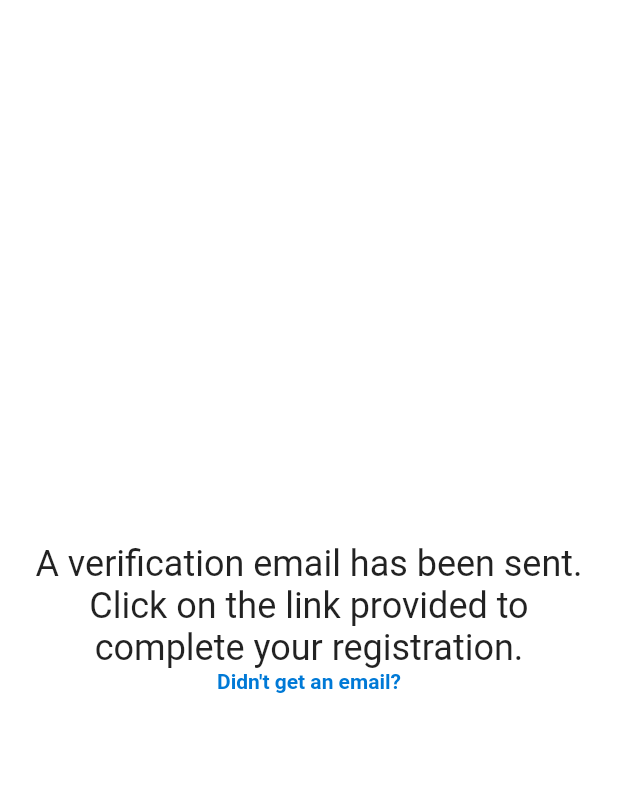
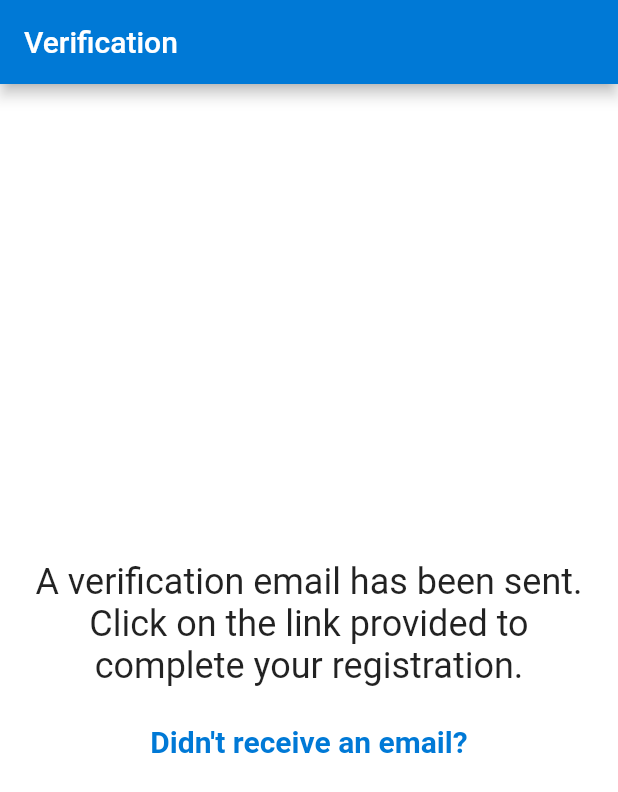
Before and after one commit to Matthew-Cacchione/connect, a Flutter app: the Verification screen opened by its route, on a phone screen of 412 x 824 dp. Shown: the top 792 px of the screen. Run offline on Flutter 3.47's test engine with Material 2 defaults, Android fonts, the phone set to English and light mode, and no system bars; our stand-ins replace cloud_firestore, firebase_auth, firebase_core; accounts and stored records are empty.

Commit message:
Updated verification - added resend verification functionality - added verification check on login and app open

```diff
--- a/lib/constants.dart
+++ b/lib/constants.dart
@@ -5,6 +5,7 @@ const colorPrimary = Color(0xff0079d6);
 const colorSecondary = Color(0xffffffff);
 
 // Strings
+const appName = 'Connect';
 const emailHint = 'University Email';
 const emptyError = 'Required';
 const emailNotValid = 'Please enter a valid email';
@@ -27,5 +28,8 @@ const emailInUseError = 'An account with that email already exists.';
 const profileTitle = 'Profile';
 const homeTitle = 'Home';
 const chatTitle = 'Chat';
-const verificationTitle = 'A verification email has been sent. Click on the link provided to complete your registration.';
-const verificationNotSent = 'Didn\'t get an email?';
+const verificationTitle = 'Verification';
+const verificationMessage = 'A verification email has been sent. Click on the link provided to complete your registration.';
+const verificationNotSent = 'Didn\'t receive an email?';
+const frequentRequestError = 'You are doing that too much.';
+const resendVerification = 'Another email has been sent, please check your spam folder.';
--- a/lib/screens/account_creation/verification.dart
+++ b/lib/screens/account_creation/verification.dart
@@ -13,20 +13,20 @@ class Verification extends StatefulWidget {
 }
 
 class _VerificationState extends State<Verification> {
-  bool isEmailVerified = false;
   Timer? timer;
-  User? currentUser;
 
   @override
   void initState() {
     super.initState();
-    currentUser = FirebaseAuth.instance.currentUser;
     timer = Timer.periodic(
       const Duration(
         seconds: 3,
       ),
       (timer) {
-        checkIsEmailVerified(timer, context);
+        if (checkIsEmailVerified()) {
+          timer.cancel();
+          Navigator.pushReplacementNamed(context, '/');
+        }
       },
     );
   }
@@ -42,11 +42,24 @@ class _VerificationState extends State<Verification> {
       mainAxisAlignment: MainAxisAlignment.center,
       children: <Widget>[
         GestureDetector(
-          onTap: () {},
+          onTap: () async {
+            try {
+              await FirebaseAuth.instance.currentUser!.sendEmailVerification();
+              showSnackBar(resendVerification, context);
+            } on FirebaseAuthException catch (e) {
+              String errorMessage = defaultError;
+
+              if (e.code == 'too-many-requests') {
+                errorMessage = frequentRequestError;
+              }
+              showSnackBar(errorMessage, context);
+            }
+          },
           child: const Text(
             verificationNotSent,
             style: TextStyle(
               color: colorPrimary,
+              fontSize: 20,
               fontWeight: FontWeight.bold,
             ),
           ),
@@ -58,6 +71,11 @@ class _VerificationState extends State<Verification> {
   @override
   Widget build(BuildContext context) {
     return Scaffold(
+      appBar: AppBar(
+        automaticallyImplyLeading: false,
+        backgroundColor: colorPrimary,
+        title: const Text(verificationTitle),
+      ),
       backgroundColor: colorSecondary,
       body: Center(
         child: SingleChildScrollView(
@@ -68,12 +86,13 @@ class _VerificationState extends State<Verification> {
               child: Column(
                 children: <Widget>[
                   const Text(
-                    verificationTitle,
+                    verificationMessage,
                     textAlign: TextAlign.center,
                     style: TextStyle(
                       fontSize: 24,
                     ),
                   ),
+                  const SizedBox(height: 25),
                   drawVerificationNotSent(),
                 ],
               ),
```
Also changed, not shown: lib/functions/firebase_util.dart (+19 -14 lines), lib/main.dart (+10 -3 lines).
